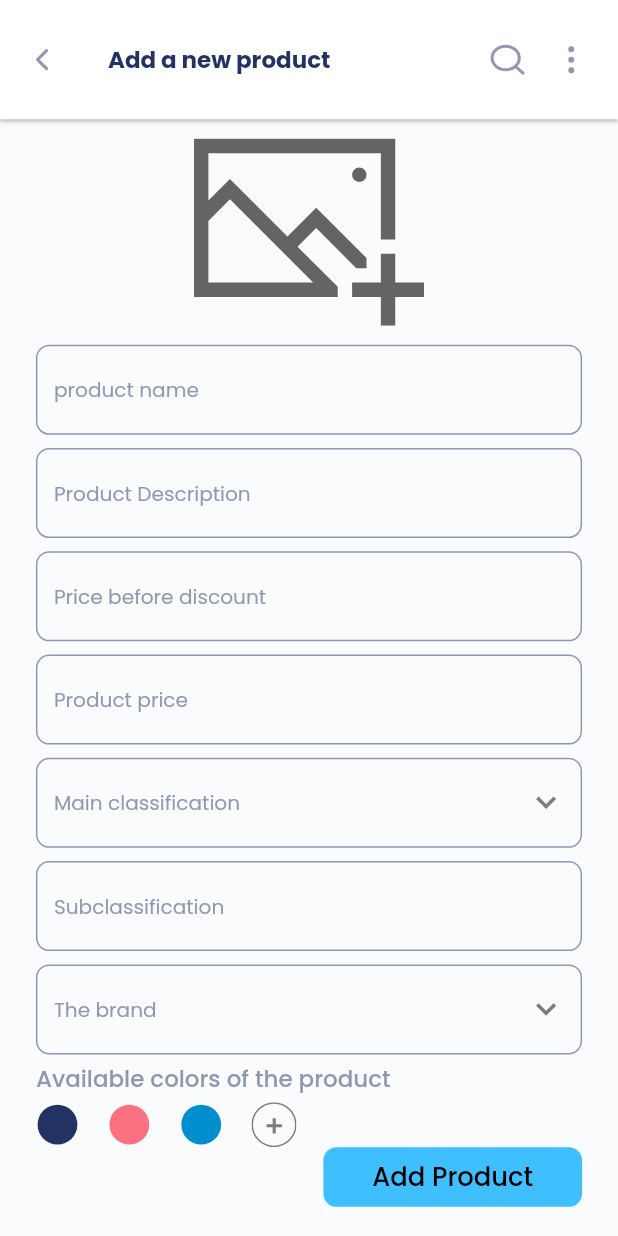
After one commit to mostfamhmd/AuctionPluse, a Flutter app: the AddProductsView screen opened directly, on a phone screen of 412 x 824 dp. The commit adds this screen. Run offline on Flutter 3.47's test engine with Material 2 defaults, Android fonts, the light colour scheme and no system bars; our stand-ins replace flutter_screenutil, flutter_svg, slide_countdown; project files that could hold a hidden picture were left out.

Commit message:
finish my part in ui

```diff
--- /dev/null
+++ b/lib/core/widgets/Custom Button/my_custom_button.dart
@@ -0,0 +1,26 @@
+import 'package:flutter/material.dart';
+import 'package:flutter_screenutil/flutter_screenutil.dart';
+import 'package:smart_auction/core/utils/colors.dart';
+import 'package:smart_auction/core/utils/styles.dart';
+
+class MyCustomButton extends StatelessWidget {
+  const MyCustomButton({super.key, required this.nameButton});
+  final String nameButton;
+  @override
+  Widget build(BuildContext context) {
+    return Container(
+      height: 45.h,
+      width: 180.w,
+      decoration: BoxDecoration(
+        color: AppColors.kLightBlue,
+        borderRadius: BorderRadius.circular(10.r),
+      ),
+      child: Center(
+          child: Text(
+        nameButton,
+        style: AppStyles.kPoppins500
+            .copyWith(fontSize: 18.sp, color: AppColors.kBlack),
+      )),
+    );
+  }
+}
--- /dev/null
+++ b/lib/core/widgets/Custom Field/my_custom_field.dart
@@ -0,0 +1,42 @@
+// ignore_for_file: must_be_immutable
+
+import 'package:flutter/material.dart';
+import 'package:flutter_screenutil/flutter_screenutil.dart';
+import 'package:smart_auction/core/utils/colors.dart';
+import 'package:smart_auction/core/utils/styles.dart';
+
+class MyCustomField extends StatelessWidget {
+  MyCustomField(
+      {super.key,
+      required this.myController,
+      required this.textAlign,
+      required this.hintText,
+      this.maxLines = 1});
+  final TextEditingController myController;
+  final TextAlign textAlign;
+  final String hintText;
+  int? maxLines;
+  @override
+  Widget build(BuildContext context) {
+    return TextFormField(
+      maxLines: maxLines,
+      controller: myController,
+      textAlign: textAlign,
+      cursorColor: AppColors.kGray,
+      decoration: InputDecoration(
+        hintText: hintText,
+        hintStyle: AppStyles.kPoppins400
+            .copyWith(fontSize: 14.sp, color: AppColors.kGray),
+        border: buildBorder(),
+        focusedBorder: buildBorder(),
+        enabledBorder: buildBorder(),
+      ),
+    );
+  }
+
+  OutlineInputBorder buildBorder() {
+    return OutlineInputBorder(
+        borderRadius: BorderRadius.circular(10.r),
+        borderSide: const BorderSide(color: AppColors.kGray));
+  }
+}
--- /dev/null
+++ b/lib/core/widgets/Custom Field/my_custom_suffix_field.dart
@@ -0,0 +1,44 @@
+import 'package:flutter/material.dart';
+import 'package:flutter_screenutil/flutter_screenutil.dart';
+import 'package:flutter_svg/svg.dart';
+import 'package:smart_auction/core/utils/colors.dart';
+import 'package:smart_auction/core/utils/icons.dart';
+import 'package:smart_auction/core/utils/styles.dart';
+
+class MyCustomSuffixField extends StatelessWidget {
+  const MyCustomSuffixField(
+      {super.key,
+      required this.myController,
+      required this.textAlign,
+      required this.hintText});
+  final TextEditingController myController;
+  final TextAlign textAlign;
+  final String hintText;
+
+  @override
+  Widget build(BuildContext context) {
+    return TextFormField(
+      controller: myController,
+      textAlign: textAlign,
+      cursorColor: AppColors.kGray,
+      decoration: InputDecoration(
+        suffixIcon: SvgPicture.asset(
+          AppIcons.kArrowMenu,
+          fit: BoxFit.none,
+        ),
+        hintText: hintText,
+        hintStyle: AppStyles.kPoppins400
+            .copyWith(fontSize: 14.sp, color: AppColors.kGray),
+        border: buildBorder(),
+        focusedBorder: buildBorder(),
+        enabledBorder: buildBorder(),
+      ),
+    );
+  }
+
+  OutlineInputBorder buildBorder() {
+    return OutlineInputBorder(
+        borderRadius: BorderRadius.circular(10.r),
+        borderSide: const BorderSide(color: AppColors.kGray));
+  }
+}
--- /dev/null
+++ b/lib/feature/Add Product/Presentation/view/add_product_view.dart
@@ -0,0 +1,17 @@
+import 'package:flutter/material.dart';
+import 'package:smart_auction/core/widgets/AppBar/my_custom_app_bar.dart';
+import 'package:smart_auction/core/widgets/Drawer/my_drawer.dart';
+import 'package:smart_auction/feature/Add%20Product/Presentation/view/widgets/add_product_body.dart';
+
+class AddProductsView extends StatelessWidget {
+  const AddProductsView({super.key});
+
+  @override
+  Widget build(BuildContext context) {
+    return Scaffold(
+      appBar: myCustomAppBar(context, "Add a new product"),
+      body: const AddProductBody(),
+      endDrawer: const MyDrawer(),
+    );
+  }
+}
--- /dev/null
+++ b/lib/feature/Add Product/Presentation/view/widgets/add_product_body.dart
@@ -0,0 +1,144 @@
+import 'package:flutter/material.dart';
+import 'package:flutter_screenutil/flutter_screenutil.dart';
+import 'package:flutter_svg/svg.dart';
+import 'package:smart_auction/core/utils/colors.dart';
+import 'package:smart_auction/core/utils/icons.dart';
+import 'package:smart_auction/core/utils/images.dart';
+import 'package:smart_auction/core/utils/styles.dart';
+import 'package:smart_auction/core/widgets/Custom%20Button/my_custom_button.dart';
+import 'package:smart_auction/core/widgets/Custom%20Field/my_custom_field.dart';
+import 'package:smart_auction/core/widgets/Custom%20Field/my_custom_suffix_field.dart';
+
+class AddProductBody extends StatelessWidget {
+  const AddProductBody({super.key});
+
+  @override
+  Widget build(BuildContext context) {
+    TextEditingController productName = TextEditingController();
+    TextEditingController productDescription = TextEditingController();
+    TextEditingController productPriceBeforeDiscount = TextEditingController();
+    TextEditingController productPrice = TextEditingController();
+    TextEditingController productMainClassification = TextEditingController();
+    TextEditingController productSubclassification = TextEditingController();
+    TextEditingController productBrand = TextEditingController();
+    return SafeArea(
+      child: Padding(
+        padding: EdgeInsets.only(left: 25.w, right: 25.w, top: 5.h),
+        child: SingleChildScrollView(
+          physics: const BouncingScrollPhysics(),
+          child:
+              Column(crossAxisAlignment: CrossAxisAlignment.start, children: [
+            Align(
+              alignment: Alignment.center,
+              child: SvgPicture.asset(
+                AppImages.kDefualt,
+                height: 160.h,
+                width: 160.w,
+              ),
+            ),
+            SizedBox(
+              height: 5.h,
+            ),
+            MyCustomField(
+                myController: productName,
+                textAlign: TextAlign.left,
+                hintText: "product name"),
+            SizedBox(
+              height: 10.h,
+            ),
+            MyCustomField(
+                maxLines: null,
+                myController: productDescription,
+                textAlign: TextAlign.left,
+                hintText: "Product Description"),
+            SizedBox(
+              height: 10.h,
+            ),
+            MyCustomField(
+                myController: productPriceBeforeDiscount,
+                textAlign: TextAlign.left,
+                hintText: "Price before discount"),
+            SizedBox(
+              height: 10.h,
+            ),
+            MyCustomField(
+                myController: productPrice,
+                textAlign: TextAlign.left,
+                hintText: "Product price"),
+            SizedBox(
+              height: 10.h,
+            ),
+            MyCustomSuffixField(
+                myController: productMainClassification,
+                textAlign: TextAlign.left,
+                hintText: "Main classification"),
+            SizedBox(
+              height: 10.h,
+            ),
+            MyCustomField(
+                myController: productSubclassification,
+                textAlign: TextAlign.left,
+                hintText: "Subclassification"),
+            SizedBox(
+              height: 10.h,
+            ),
+            MyCustomSuffixField(
+                myController: productBrand,
+                textAlign: TextAlign.left,
+                hintText: "The brand"),
+            SizedBox(
+              height: 5.h,
+            ),
+            Text(
+              "Available colors of the product",
+              style: AppStyles.kPoppins500
+                  .copyWith(fontSize: 16.sp, color: AppColors.kGray),
+            ),
+            SizedBox(
+              height: 5.h,
+            ),
+            Row(
+              children: [
+                Container(
+                  height: 30.h,
+                  width: 30.w,
+                  decoration: const BoxDecoration(
+                      shape: BoxShape.circle, color: AppColors.kDarkBlue),
+                ),
+                SizedBox(
+                  width: 20.w,
+                ),
+                Container(
+                  height: 30.h,
+                  width: 30.w,
+                  decoration: const BoxDecoration(
+                      shape: BoxShape.circle, color: AppColors.kRed),
+                ),
+                SizedBox(
+                  width: 20.w,
+                ),
+                Container(
+                  height: 30.h,
+                  width: 30.w,
+                  decoration: const BoxDecoration(
+                      shape: BoxShape.circle, color: AppColors.kBlue),
+                ),
+                SizedBox(
+                  width: 20.w,
+                ),
+                SvgPicture.asset(AppIcons.kAddColor),
+                SizedBox(
+                  width: 20.w,
+                ),
+              ],
+            ),
+            const Align(
+              alignment: Alignment.topRight,
+              child: MyCustomButton(nameButton: "Add Product"),
+            ),
+          ]),
+        ),
+      ),
+    );
+  }
+}
```
Also changed, not shown: lib/core/widgets/Drawer/body_profile_drawer.dart (+2 -11 lines), lib/core/widgets/Drawer/options_drawer.dart (+36 -4 lines), lib/core/widgets/Drawer/profile_picture.dart (added, +21 -0 lines), lib/feature/Add Brand/presentation/view/add_brand_view.dart (added, +17 -0 lines), lib/feature/Add Brand/presentation/view/widgets/add_brand_body.dart (added, +55 -0 lines), lib/feature/Add Category/presentation/view/add_category_view.dart (added, +17 -0 lines), lib/feature/Add Category/presentation/view/widgets/add_category_body.dart (added, +55 -0 lines), lib/feature/Add SubCategory/presentation/view/add_sub_category_view.dart (added, +17 -0 lines), lib/feature/Add SubCategory/presentation/view/widgets/add_sub_category_body.dart (added, +47 -0 lines).
